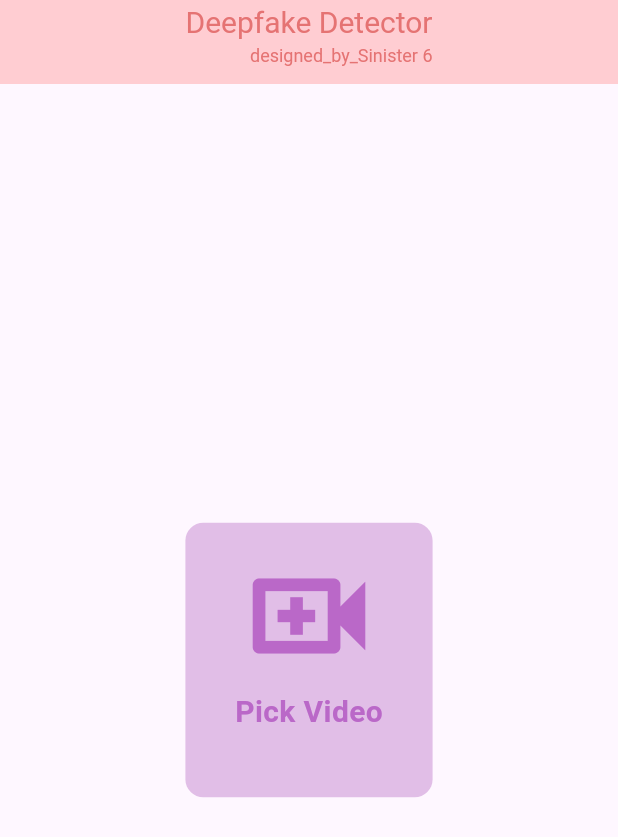
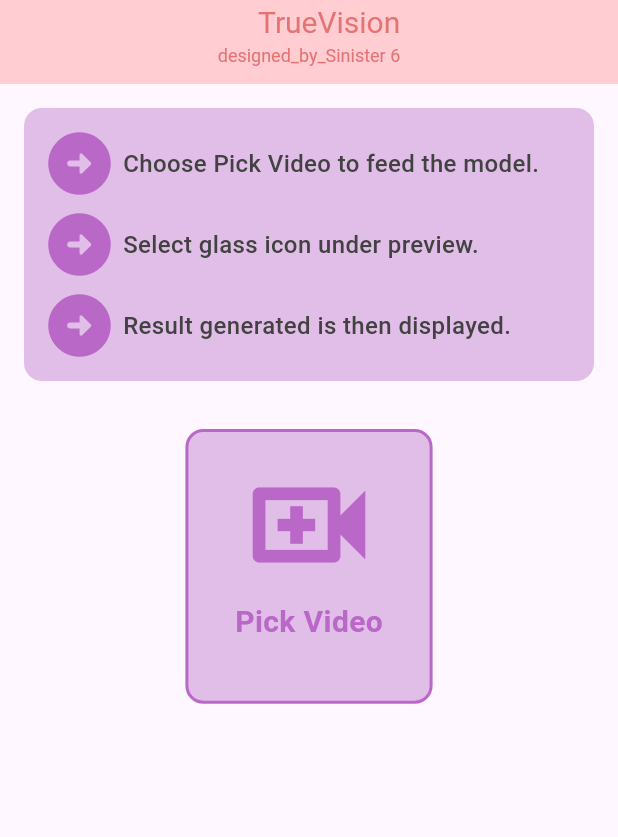
Before and after one commit to Sh1vT/deepfakedetector, a Flutter app: the screen it shows after launch, on a phone screen of 412 x 824 dp. Shown: the top 837 px of the screen. Run offline on Flutter 3.47's test engine with Material 3 defaults, Android fonts, the phone set to English and light mode, and no system bars; our stand-ins replace image_picker, permission_handler, video_player; missing offline and left inert: video_thumbnail.

Commit message:
ui update

```diff
--- a/lib/main.dart
+++ b/lib/main.dart
@@ -15,7 +15,7 @@ class MyApp extends StatelessWidget {
   @override
   Widget build(BuildContext context) {
     return MaterialApp(
-      title: 'Deepfake Detector',
+      title: 'TrueVision',
       theme: ThemeData(
         primarySwatch: Colors.blue,
       ),
@@ -65,7 +65,7 @@ class _DeepfakeDetectorState extends State<DeepfakeDetector> {
         _videoFile = File(pickedFile.path);
         _controller = VideoPlayerController.file(_videoFile!)
           ..initialize().then((_) {
-            setState(() {}); // Ensure the first frame is shown.
+            setState(() {});
           });
       });
     }
@@ -80,7 +80,7 @@ class _DeepfakeDetectorState extends State<DeepfakeDetector> {
 
     try {
       var request = http.MultipartRequest(
-          'POST', Uri.parse('http://192.168.179.169:3000/api'));
+          'POST', Uri.parse('http://192.168.1.13:3000/api'));
       request.files
           .add(await http.MultipartFile.fromPath('video', _videoFile!.path));
       var res = await request.send();
@@ -119,7 +119,7 @@ class _DeepfakeDetectorState extends State<DeepfakeDetector> {
           crossAxisAlignment: CrossAxisAlignment.end,
           children: [
             Text(
-              'Deepfake Detector',
+              'TrueVision',
               style: TextStyle(fontSize: 20, color: Colors.red.shade300),
             ),
             SizedBox(height: 2),
@@ -131,22 +131,32 @@ class _DeepfakeDetectorState extends State<DeepfakeDetector> {
           ],
         ),
       ),
-      body: Padding(
+      body: Container(
         padding: EdgeInsets.all(16.0),
         child: (_isLoading == false)
             ? Column(
                 children: [
-                  Spacer(),
                   (_videoFile == null)
                       ? Center(
-                          child: InkWell(
+                          child: Column(
+                            children: [
+                              TextWall(),
+                              SizedBox(
+                                height: 32,
+                              ),
+                              InkWell(
                                 onTap: _pickVideo,
                                 child: Container(
                                   decoration: BoxDecoration(
+                                      border: Border.all(
+                                          color: Colors.purple.shade300,
+                                          width: 2),
                                       color: Colors.purple.shade100,
                                       borderRadius: BorderRadius.circular(12)),
-                              height: MediaQuery.of(context).size.height / 4.5,
-                              width: MediaQuery.of(context).size.width / 2.5,
+                                  height:
+                                      MediaQuery.of(context).size.height / 4.5,
+                                  width:
+                                      MediaQuery.of(context).size.width / 2.5,
                                   padding: EdgeInsets.all(12),
                                   child: Column(
                                     children: [
@@ -165,6 +175,8 @@ class _DeepfakeDetectorState extends State<DeepfakeDetector> {
                                     ],
                                   ),
                                 ),
+                              ),
+                            ],
                           ),
                         )
                       : _controller != null && _controller!.value.isInitialized
@@ -237,7 +249,19 @@ class _DeepfakeDetectorState extends State<DeepfakeDetector> {
                                             color: Colors.blue.shade300,
                                           )),
                                     ],
-                                  )
+                                  ),
+                                  ElevatedButton(
+                                      style: ButtonStyle(
+                                          elevation: WidgetStatePropertyAll(0),
+                                          backgroundColor:
+                                              WidgetStatePropertyAll(
+                                                  Colors.blue.shade50)),
+                                      onPressed: (){},
+                                      child: Text(
+                                        "Generate Report",
+                                        style: TextStyle(
+                                            color: Colors.blue.shade300),
+                                      )),
                                 ],
                               ),
                             )
@@ -278,3 +302,119 @@ class _DeepfakeDetectorState extends State<DeepfakeDetector> {
     );
   }
 }
+
+class TextWall extends StatelessWidget {
+  const TextWall({super.key});
+
+  @override
+  Widget build(BuildContext context) {
+    return Container(
+      padding: EdgeInsets.all(12),
+      decoration: BoxDecoration(
+        borderRadius: BorderRadius.circular(12),
+        // border: Border.all(color: Colors.purple.shade300, width: 2),
+        color: Colors.purple.shade100,
+      ),
+      child: Column(
+        children: [
+          Row(
+            children: [
+              Icon(
+                Icons.arrow_circle_right_rounded,
+                color: Colors.purple.shade300,
+                size: 50,
+              ),
+              SizedBox(width: 4),
+              Text(
+                "Choose Pick Video to feed the model.",
+                style: TextStyle(
+                    fontSize: 16,
+                    fontWeight: FontWeight.w500,
+                    color: Colors.grey.shade800),
+              )
+            ],
+          ),
+          SizedBox(height: 4),
+          Row(
+            children: [
+              Icon(
+                Icons.arrow_circle_right_rounded,
+                color: Colors.purple.shade300,
+                size: 50,
+              ),
+              SizedBox(width: 4),
+              Text(
+                "Select glass icon under preview.",
+                style: TextStyle(
+                    fontSize: 16,
+                    fontWeight: FontWeight.w500,
+                    color: Colors.grey.shade800),
+              )
+            ],
+          ),
+          SizedBox(height: 4),
+          Row(
+            children: [
+              Icon(
+                Icons.arrow_circle_right_rounded,
+                color: Colors.purple.shade300,
+                size: 50,
+              ),
+              SizedBox(width: 4),
+              Text(
+                "Result generated is then displayed.",
+                style: TextStyle(
+                    fontSize: 16,
+                    fontWeight: FontWeight.w500,
+                    color: Colors.grey.shade800),
+              )
+            ],
+          )
+        ],
+      ),
+    );
+  }
+}
+
+class TextWallBottomOne extends StatelessWidget {
+  const TextWallBottomOne({super.key});
+
+  @override
+  Widget build(BuildContext context) {
+    return Row(
+      children: [
+        Icon(
+          Icons.arrow_circle_right_rounded,
+          color: Colors.purple.shade300,
+          size: 50,
+        ),
+        SizedBox(width: 4),
+        Text(
+          "Choose Pick Video and select your video.",
+          style: TextStyle(
+              fontSize: 16,
+              fontWeight: FontWeight.w500,
+              color: Colors.grey.shade800),
+        )
+      ],
+    );
+  }
+}
+
+class TextWallTop extends StatelessWidget {
+  const TextWallTop({super.key});
+
+  @override
+  Widget build(BuildContext context) {
+    return Text(
+      """TrueVision is a state of the art deepfake detection model designed by Sinister 6. It accurately detects if a video provided by the user if fake or real.
+      Go ahead and try it yourself!
+      """,
+      textAlign: TextAlign.justify,
+      style: TextStyle(
+          fontWeight: FontWeight.w500,
+          fontSize: 18,
+          color: Colors.grey.shade800),
+    );
+  }
+}
```
Lines whose indentation alone changed are shown as unchanged.
